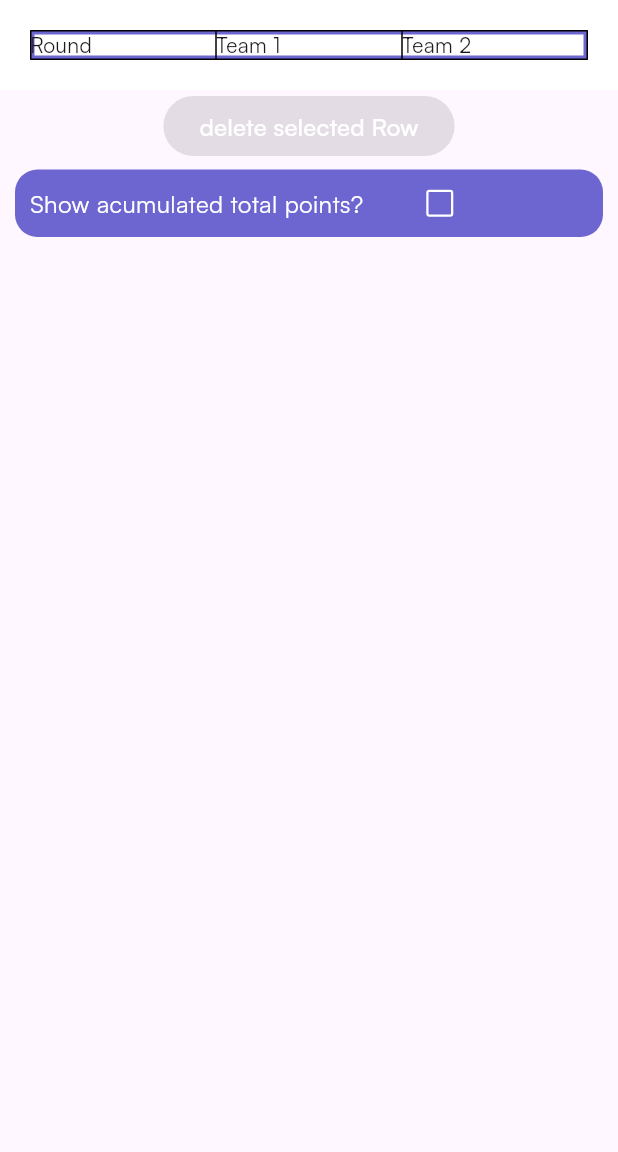
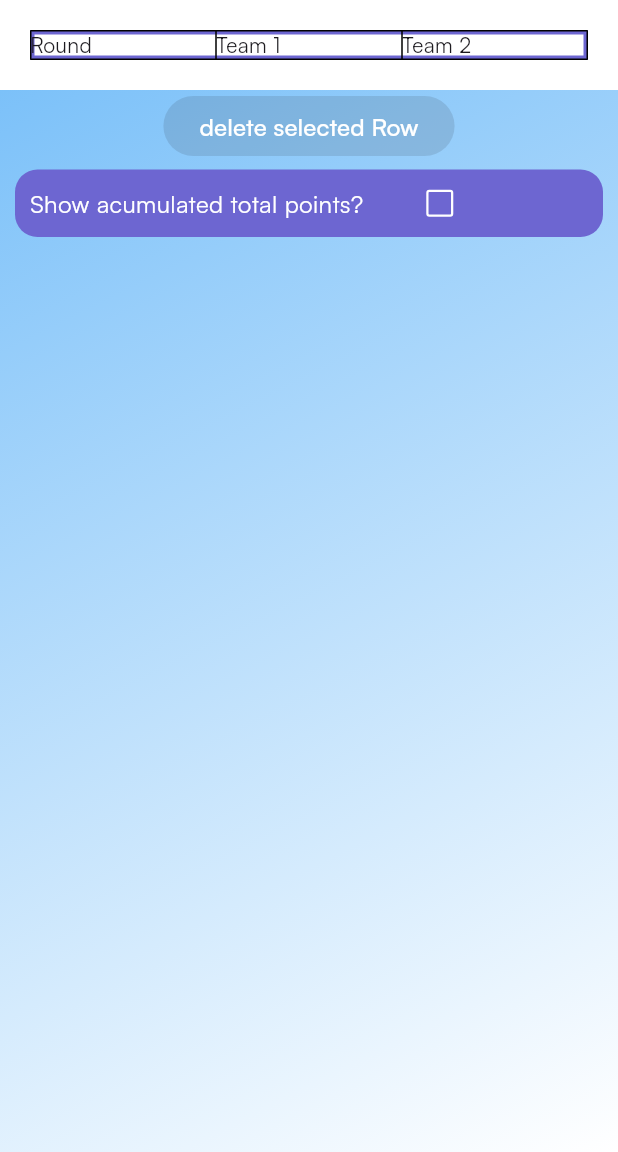
Before and after one commit to qngxl/canasta, a Flutter app: the screen it shows after launch, swiped to page 2, on a phone screen of 412 x 824 dp, the part 84-1236 px from its top. Run offline on Flutter 3.47's test engine with Material 3 defaults, Android fonts, the phone set to English and light mode, and no system bars; our stand-ins replace shared_preferences.

Commit message:
added a gradient to background

```diff
--- a/lib/main.dart
+++ b/lib/main.dart
@@ -21,8 +21,10 @@ class MainApp extends StatelessWidget {
   @override
   Widget build(BuildContext context) {
     return MaterialApp(
-        debugShowCheckedModeBanner: false, home: const MainPage(),
-        theme: ThemeData(fontFamily: "Satoshi"),);
+      debugShowCheckedModeBanner: false,
+      home: const MainPage(),
+      theme: ThemeData(fontFamily: "Satoshi"),
+    );
   }
 }
 
@@ -52,7 +54,17 @@ class _MainPageState extends State<MainPage> {
 
   @override
   Widget build(BuildContext context) {
-    return Scaffold(
+    return Container(
+      decoration: const BoxDecoration(
+          gradient: LinearGradient(
+              begin: Alignment.topLeft,
+              end: Alignment.bottomRight,
+              colors: [
+            Color.fromARGB(255, 107, 185, 248),
+            Color.fromARGB(255, 255, 255, 255)
+          ])),
+      child: Scaffold(
+        backgroundColor: Colors.transparent,
         appBar: AppBar(
           backgroundColor: preferedColor,
           foregroundColor: preferedTextColor,
@@ -105,8 +117,8 @@ class _MainPageState extends State<MainPage> {
                         });
                       },
                       child: Text("new game",
-                        style:
-                            TextStyle(fontSize: 16, color: preferedTextColor))),
+                          style: TextStyle(
+                              fontSize: 16, color: preferedTextColor))),
                 ],
               ),
             ),
@@ -122,6 +134,7 @@ class _MainPageState extends State<MainPage> {
             },
             controller: controller,
             children: [getCurrentRoundPage(), getAllRoundPage()]),
+      ),
     );
   }
 
```
Lines whose indentation alone changed are shown as unchanged.
